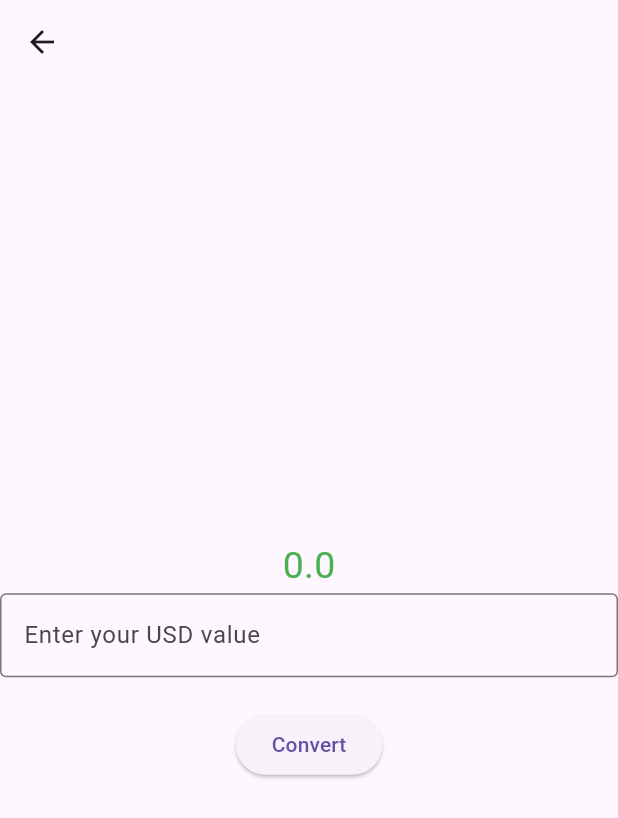
After one commit to emi4983/BRDSGD-GE, a Flutter app: the screen it shows after launch, after a tap on "USD to BTC", on a phone screen of 412 x 824 dp. The commit adds this screen. Shown: the top 818 px of the screen. Run offline on Flutter 3.47's test engine with Material 3 defaults, Android fonts, the phone set to English and light mode, and no system bars.

Commit message:
Finished, we all worked on the same branch collaboratively

```diff
--- a/lib/main.dart
+++ b/lib/main.dart
@@ -1,3 +1,5 @@
+import 'package:bitcoin_calculator/screens/btcToUsd.dart';
+import 'package:bitcoin_calculator/screens/usdToBtc.dart';
 import 'package:flutter/material.dart';
 
 void main() => runApp(MyApp());
@@ -40,28 +42,27 @@ class _MyHomePageState extends State<MyHomePage> {
         child: Column(
           mainAxisAlignment: MainAxisAlignment.center,
           children: <Widget>[
-            Text(
-              'You have pushed the button this many times:',
+            ElevatedButton(onPressed:() {
+              Navigator.push(
+                context,
+                MaterialPageRoute(builder: (context)=>UsdToBtc())
+                );
+                },
+              child: Text("USD to BTC", key: Key("usdtobtc")),
+              key: Key('usdtobtc_button') //Key for usdtobtc_button+
             ),
-            Text(
-              '$_counter',
-              // Provide a Key to this specific Text widget. This allows
-              // identifying the widget from inside the test suite,
-              // and reading the text.
-              key: Key('counter'),
-              style: Theme.of(context).textTheme.headline4,
+            ElevatedButton(onPressed:() {
+             Navigator.push(
+              context,
+              MaterialPageRoute(builder: (context)=>btcToUsd())
+              );
+            },
+            child: Text("BTC to USD", key: Key("btctousd")),
+            key: Key('btctousd_button') //Key for btctousd_button
             ),
           ],
         ),
       ),
-      floatingActionButton: FloatingActionButton(
-        // Provide a Key to this button. This allows finding this
-        // specific button inside the test suite, and tapping it.
-        key: Key('increment'),
-        onPressed: _incrementCounter,
-        tooltip: 'Increment',
-        child: Icon(Icons.add),
-      ),
     );
   }
 }
--- /dev/null
+++ b/lib/screens/usdToBtc.dart
@@ -0,0 +1,71 @@
+import 'package:bitcoin_calculator/utils/Conversions.dart';
+import 'package:flutter/material.dart';
+
+class UsdToBtc extends StatefulWidget {
+
+  @override
+  State<UsdToBtc> createState() => _UsdToBtcState();
+}
+
+class _UsdToBtcState extends State<UsdToBtc> {
+  TextEditingController _controller = TextEditingController();
+  String _errorMessage = '';
+  double _result = 0.0;
+  @override
+  Widget build(BuildContext context) {
+    return Scaffold(
+      appBar: AppBar(
+        leading: IconButton(
+          icon: Icon(Icons.arrow_back),
+          onPressed: () {
+            Navigator.pop(context);
+          },
+          key: Key('backButton'), //Key for back button
+        ),
+      ),
+      body: Center(
+        child: Column(
+          mainAxisAlignment: MainAxisAlignment.center,
+          children: [
+            Text(_result.toString(),
+              key: Key('usdtobtc_result'), //Key for usdtobtc
+              style: TextStyle(color: Colors.green,
+              fontSize: 25.0),
+              ), //Result key for usdtobtc
+            TextField(
+              key: Key('usdtobtc_textfield'), //TextField key for usdtobtc
+              decoration: InputDecoration(
+                border: OutlineInputBorder(),
+                labelText: 'Enter your USD value',
+              ),
+              controller: _controller,
+              keyboardType: TextInputType.number,
+            ),
+            Text(_errorMessage,
+              style: TextStyle(color: Colors.red),
+              key: Key('error_message')
+            ),
+            ElevatedButton(
+              onPressed: () {
+              try{
+                String usdValue = _controller.text;
+                String btcValue = Conversion.usdtobtc(double.parse(usdValue)).toString();
+                setState(() {
+                  _result = double.parse(btcValue);
+                  _errorMessage = '';
+                });
+              } catch(e){
+                  setState(() {
+                  _errorMessage = 'USD value cannot be negative';
+                  });
+                }
+              },
+              child: Text('Convert', key: Key('convertButtonText'),),
+              key: Key('Result'), //Button key for usdtobtc
+            ),
+          ],
+        ),
+      ),
+    );
+  }
+}
--- /dev/null
+++ b/lib/utils/Conversions.dart
@@ -0,0 +1,15 @@
+class Conversion {
+  static double btcToUsd(double btcValue) {
+    if (btcValue < 0) {
+      throw new ArgumentError("BTC value cannot be negative");
+    }
+    return btcValue * 69855;
+  }
+
+  static double usdtobtc(double usdValue) {
+    if (usdValue < 0) {
+      throw new ArgumentError("USD value cannot be negative");
+    }
+    return usdValue / 69855;
+  }
+}
```
Also changed, not shown: lib/screens/btcToUsd.dart (added, +71 -0 lines), test_driver/app_test.dart (+98 -19 lines), 1 other file.
